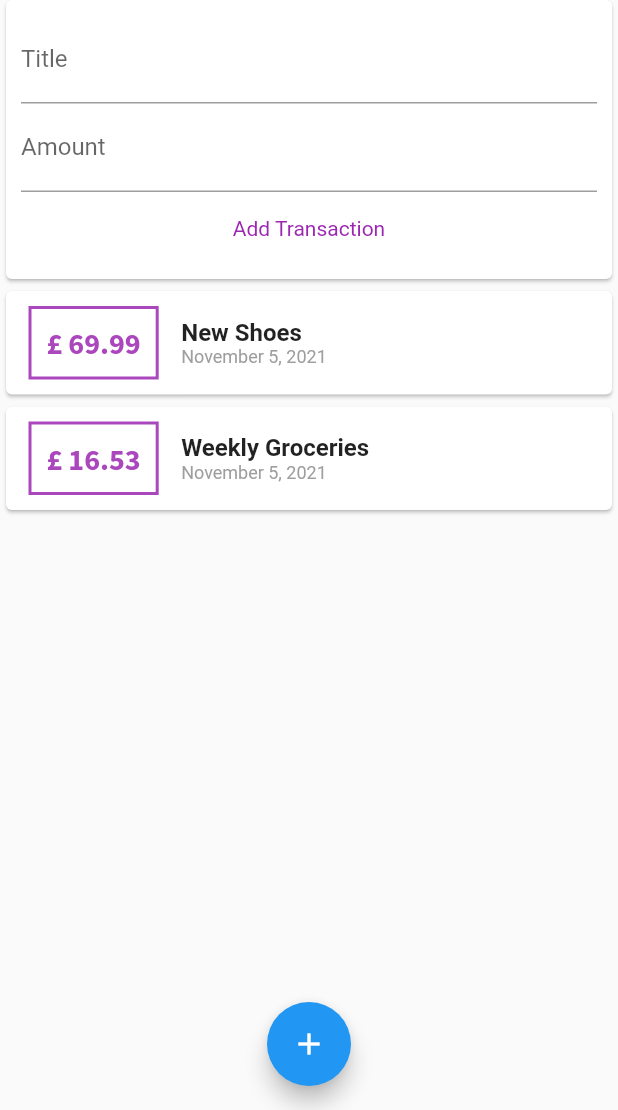
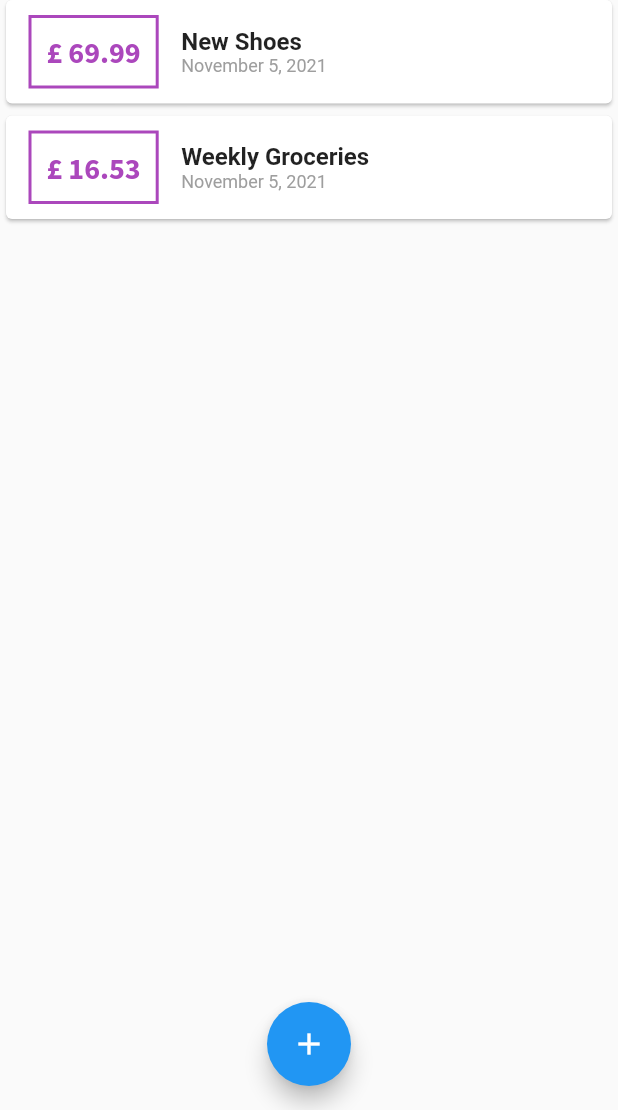
Before and after one commit to alexmisnovs/expense_tracker, a Flutter app: the screen it shows after launch, on a phone screen of 412 x 824 dp, the part 126-1236 px from its top. Run offline on Flutter 3.47's test engine with Material 2 defaults, Android fonts, the phone set to English and light mode, and no system bars.

Commit message:
removed user transactions, moved state to main

```diff
--- a/lib/main.dart
+++ b/lib/main.dart
@@ -1,5 +1,7 @@
 import 'package:flutter/material.dart';
-import './widgets/user_transactions.dart';
+import './widgets/transaction_list.dart';
+import './widgets/new_transaction.dart';
+import './models/transaction.dart';
 
 void main() => runApp(MyApp());
 
@@ -13,10 +15,56 @@ class MyApp extends StatelessWidget {
   }
 }
 
-class MyHomePage extends StatelessWidget {
+class MyHomePage extends StatefulWidget {
   // String titleInput;
   // String amountInput;
 // inputs always strings.. Need to convert manually
+
+  @override
+  State<MyHomePage> createState() => _MyHomePageState();
+}
+
+class _MyHomePageState extends State<MyHomePage> {
+  final List<Transaction> _userTransactions = [
+    Transaction(
+      id: 't1',
+      title: 'New Shoes',
+      amount: 69.99,
+      date: DateTime.now(),
+    ),
+    Transaction(
+      id: 't2',
+      title: 'Weekly Groceries',
+      amount: 16.53,
+      date: DateTime.now(),
+    ),
+  ];
+
+  void _addNewTransaction(String transactionTitle, double transactionAmount) {
+    final newTransaction = Transaction(
+      title: transactionTitle,
+      amount: transactionAmount,
+      date: DateTime.now(),
+      id: DateTime.now().toString(),
+    );
+
+    setState(() {
+      _userTransactions.add(newTransaction);
+    });
+  }
+
+  void _startNewTransaction(BuildContext ctx) {
+    showModalBottomSheet(
+        context: ctx,
+        builder: (_) {
+          return GestureDetector(
+            child: NewTransaction(_addNewTransaction),
+            onTap: () {},
+            behavior: HitTestBehavior.opaque,
+          );
+        });
+    print('New transaction started');
+  }
 
   @override
   Widget build(BuildContext context) {
@@ -26,7 +74,7 @@ class MyHomePage extends StatelessWidget {
         actions: <Widget>[
           IconButton(
             icon: Icon(Icons.add),
-            onPressed: () {},
+            onPressed: () => _startNewTransaction(context),
           )
         ],
       ),
@@ -41,14 +89,14 @@ class MyHomePage extends StatelessWidget {
                 elevation: 5,
               ),
             ),
-            UserTransactions()
+            TransactionList(_userTransactions),
           ],
         ),
       ),
       floatingActionButtonLocation: FloatingActionButtonLocation.centerFloat,
       floatingActionButton: FloatingActionButton(
         child: Icon(Icons.add),
-        onPressed: () {},
+        onPressed: () => _startNewTransaction(context),
       ),
     );
   }
--- a/lib/widgets/user_transactions.dart
+++ /dev/null
@@ -1,50 +0,0 @@
-import 'package:flutter/material.dart';
-
-import './new_transaction.dart';
-import './transaction_list.dart';
-import '../models/transaction.dart';
-
-class UserTransactions extends StatefulWidget {
-  @override
-  _UserTransactionsState createState() => _UserTransactionsState();
-}
-
-class _UserTransactionsState extends State<UserTransactions> {
-  final List<Transaction> _userTransactions = [
-    Transaction(
-      id: 't1',
-      title: 'New Shoes',
-      amount: 69.99,
-      date: DateTime.now(),
-    ),
-    Transaction(
-      id: 't2',
-      title: 'Weekly Groceries',
-      amount: 16.53,
-      date: DateTime.now(),
-    ),
-  ];
-
-  void _addNewTransaction(String transactionTitle, double transactionAmount) {
-    final newTransaction = Transaction(
-      title: transactionTitle,
-      amount: transactionAmount,
-      date: DateTime.now(),
-      id: DateTime.now().toString(),
-    );
-
-    setState(() {
-      _userTransactions.add(newTransaction);
-    });
-  }
-
-  @override
-  Widget build(BuildContext context) {
-    return Column(
-      children: [
-        NewTransaction(_addNewTransaction),
-        TransactionList(_userTransactions)
-      ],
-    );
-  }
-}
```
